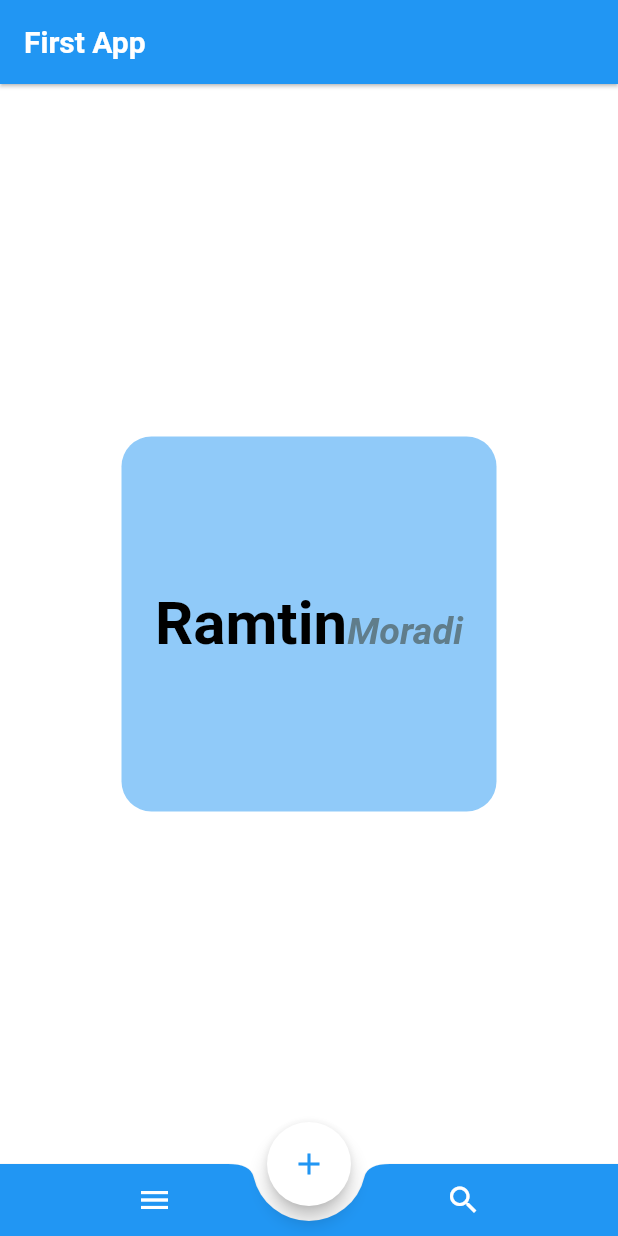
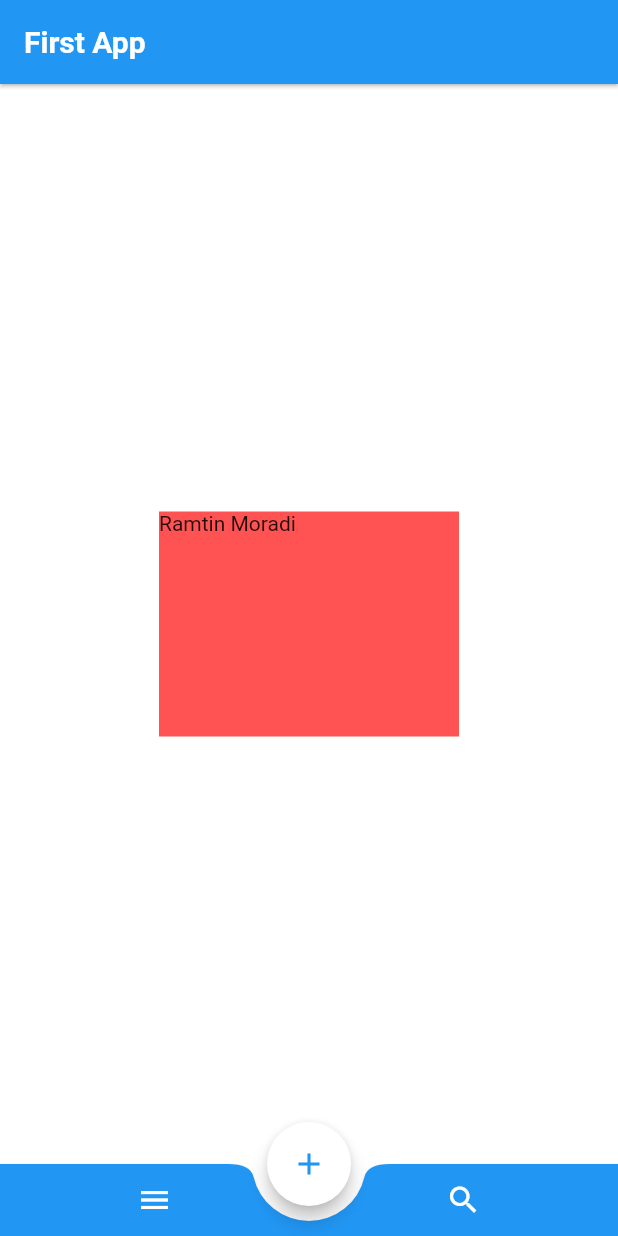
Before and after one commit to Ramtinmoradi/fisrt_app, a Flutter app: the screen it shows after launch, on a phone screen of 412 x 824 dp. Run offline on Flutter 3.47's test engine with Material 2 defaults, Android fonts, the phone set to English and light mode, and no system bars.

Commit message:
first app

```diff
--- a/lib/main.dart
+++ b/lib/main.dart
@@ -62,38 +62,15 @@ class MyApp extends StatelessWidget {
         ),
         body: SafeArea(
           child: Center(
-            child: Container(
-              height: 250.0,
-              width: 250.0,
-              decoration: BoxDecoration(
-                borderRadius: const BorderRadius.all(
-                  Radius.circular(20.0),
-                ),
-                color: Colors.blue.withOpacity(0.5),
-              ),
-              child: Center(
-                child: RichText(
-                  text: const TextSpan(
-                    children: <TextSpan>[
-                      TextSpan(
-                        text: 'Ramtin',
-                        style: TextStyle(
-                          color: Colors.black,
-                          fontSize: 40.0,
-                          fontWeight: FontWeight.bold,
-                        ),
-                      ),
-                      TextSpan(
-                        text: 'Moradi',
-                        style: TextStyle(
-                          fontSize: 25.0,
-                          fontWeight: FontWeight.bold,
-                          color: Colors.blueGrey,
-                          fontStyle: FontStyle.italic,
-                        ),
-                      ),
-                    ],
-                  ),
+            child: SizedBox(
+              width: 200,
+              height: 150,
+              child: Container(
+                width: 300.0,
+                height: 400.0,
+                color: Colors.redAccent,
+                child: const Text(
+                  'Ramtin Moradi',
                 ),
               ),
             ),
```
Also changed, not shown: 1 other file.
